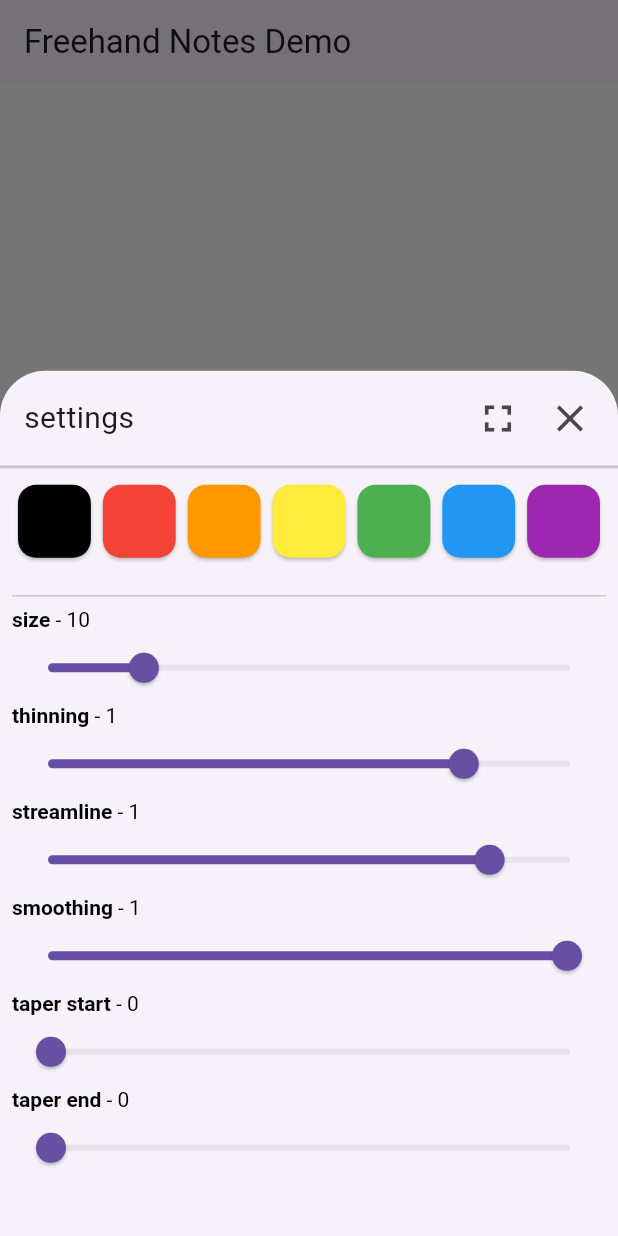
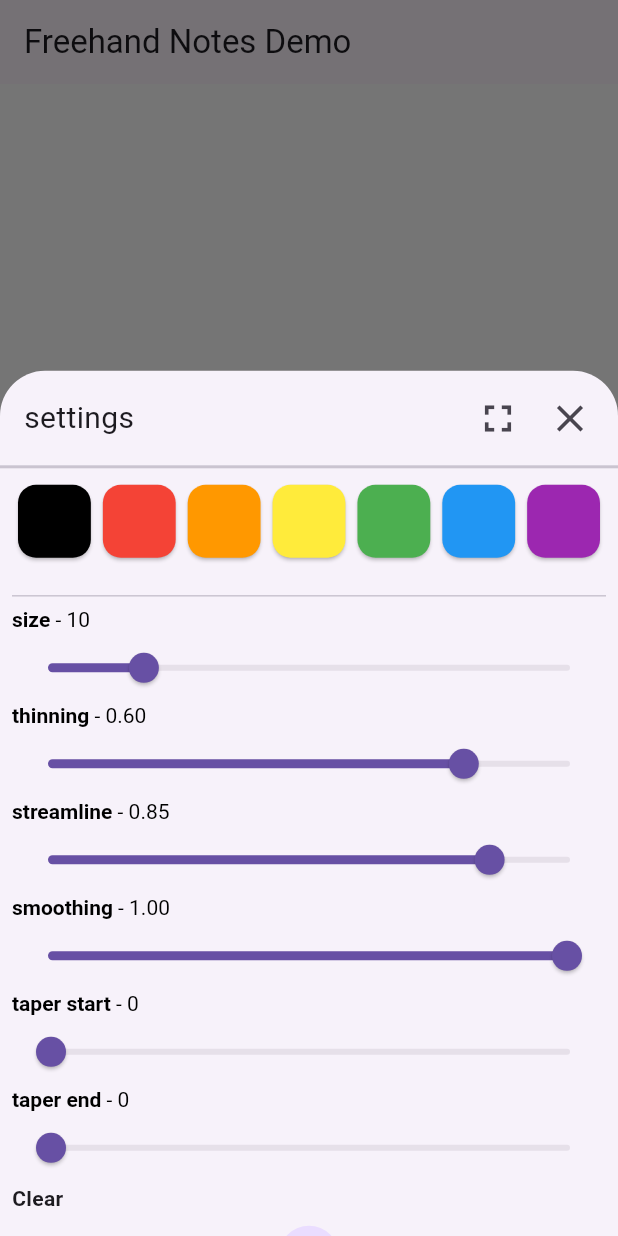
Before and after one commit to FurryProtogen/freehandnotes, a Flutter app: the screen it shows after launch, after a tap on the "edit" icon, on a phone screen of 412 x 824 dp. Run offline on Flutter 3.47's test engine with Material 2 defaults, Android fonts, the phone set to English and light mode, and no system bars; missing offline and left inert: perfect_freehand.

Commit message:
clear button
- Added a "clear" button to the settings menu.
- Added decimals to certain values in the settings menu.

```diff
--- a/lib/src/drawing_page.dart
+++ b/lib/src/drawing_page.dart
@@ -16,57 +16,50 @@ class DrawingPage extends StatefulWidget {
 }
 
 class _DrawingPageState extends State<DrawingPage> {
-  List<Stroke> lines = <Stroke>[];
-  Stroke? line;
   StreamController<Stroke> currentLineStreamController = StreamController<Stroke>.broadcast();
   StreamController<List<Stroke>> linesStreamController = StreamController<List<Stroke>>.broadcast();
 
-
-  /*Future<void> updateSizeOption(double size) async {
-    setState(() {
-      widget.options.value.size = size;
-    });
-  }*/
-
   void onScaleStart(ScaleStartDetails details) {
+    final StrokeOptions provider = Provider.of<StrokeOptions>(context, listen: false);
     final box = context.findRenderObject() as RenderBox;
     final offset = box.globalToLocal(details.focalPoint);
     final point = Point(offset.dx, offset.dy);
     final points = [point];
-    line = Stroke(points);
-    currentLineStreamController.add(line!);
+    provider.line = Stroke(points);
+    currentLineStreamController.add(provider.line!);
   }
 
   void onScaleUpdate(ScaleUpdateDetails details) {
+    final StrokeOptions provider = Provider.of<StrokeOptions>(context, listen: false);
     final box = context.findRenderObject() as RenderBox;
     final offset = box.globalToLocal(details.focalPoint);
     final point = Point(offset.dx, offset.dy);
-    final points = [...line!.points, point];
-    line = Stroke(points);
-    currentLineStreamController.add(line!);
+    final points = [...provider.line!.points, point];
+    provider.line = Stroke(points);
+    currentLineStreamController.add(provider.line!);
   }
 
   void onScaleEnd(ScaleEndDetails details) {
-    lines = List.from(lines)..add(line!);
-    linesStreamController.add(lines);
+    final StrokeOptions provider = Provider.of<StrokeOptions>(context, listen: false);
+    provider.lines = List.from(provider.lines)..add(provider.line!);
+    linesStreamController.add(provider.lines);
   }
 
   Widget buildCurrentPath(BuildContext context) {
+    final StrokeOptions provider = Provider.of<StrokeOptions>(context);
     return GestureDetector(
       onScaleStart: onScaleStart,
       onScaleUpdate: onScaleUpdate,
       onScaleEnd: onScaleEnd,
       child: RepaintBoundary(
-        child: SizedBox(
-            width: MediaQuery.of(context).size.width,
-            height: MediaQuery.of(context).size.height,
+        child: SizedBox.expand(
             child: StreamBuilder<Stroke>(
                 stream: currentLineStreamController.stream,
                 builder: (context, snapshot) {
                   return CustomPaint(
                     painter: Sketcher(
-                      lines: line == null ? [] : [line!],
-                      options: Provider.of<StrokeOptions>(context),
+                      lines: provider.line == null ? [] : [provider.line!],
+                      options: provider,
                     ),
                   );
                 })),
@@ -76,15 +69,12 @@ class _DrawingPageState extends State<DrawingPage> {
 
   Widget buildAllPaths(BuildContext context) {
     return RepaintBoundary(
-      child: SizedBox(
-        width: MediaQuery.of(context).size.width,
-        height: MediaQuery.of(context).size.height,
+      child: SizedBox.expand(
         child: StreamBuilder<List<Stroke>>(
           stream: linesStreamController.stream,
           builder: (context, snapshot) {
             return CustomPaint(
               painter: Sketcher(
-                lines: lines,
                 options: Provider.of<StrokeOptions>(context),
               ),
             );
@@ -96,7 +86,6 @@ class _DrawingPageState extends State<DrawingPage> {
 
   @override
   Widget build(BuildContext context) {
-
     return Scaffold(
       backgroundColor: Colors.white,
       body: Stack(
--- a/lib/src/freehandnoteswidgets.dart
+++ b/lib/src/freehandnoteswidgets.dart
@@ -23,8 +23,9 @@ class FreehandNotesOptionsFAB extends StatefulWidget {
   final String? stringSmoothing;
   final String? stringTaperStart;
   final String? stringTaperEnd;
+  final String? stringClear;
 
-  const FreehandNotesOptionsFAB({Key? key, this.buttonColor, this.iconColor, this.stringSettings, this.stringSize, this.stringThinning, this.stringStreamline, this.stringSmoothing, this.stringTaperStart, this.stringTaperEnd}) : super(key: key);
+  const FreehandNotesOptionsFAB({Key? key, this.buttonColor, this.iconColor, this.stringSettings, this.stringSize, this.stringThinning, this.stringStreamline, this.stringSmoothing, this.stringTaperStart, this.stringTaperEnd, this.stringClear}) : super(key: key);
 
   @override
   State<FreehandNotesOptionsFAB> createState() => _FreehandNotesOptionsFABState();
@@ -55,6 +56,7 @@ class _FreehandNotesOptionsFABState extends State<FreehandNotesOptionsFAB> {
                 stringSmoothing: widget.stringSmoothing,
                 stringTaperStart: widget.stringTaperStart,
                 stringTaperEnd: widget.stringTaperEnd,
+                stringClear: widget.stringClear,
               ),
               stringSettings: widget.stringSettings,
             );
--- a/lib/src/sketcher.dart
+++ b/lib/src/sketcher.dart
@@ -4,18 +4,17 @@ import 'stroke.dart';
 import 'stroke_options.dart';
 
 class Sketcher extends CustomPainter {
-  final List<Stroke> lines;
+  final List<Stroke>? lines;
   final StrokeOptions options;
-
-  Sketcher({required this.lines, required this.options});
+  Sketcher({this.lines, required this.options});
 
   @override
   void paint(Canvas canvas, Size size) {
     Paint paint = Paint()..color = options.color;
 
-    for (int i = 0; i < lines.length; ++i) {
+    for (int i = 0; i < (lines?.length ?? options.lines.length); ++i) {
       final outlinePoints = getStroke(
-        lines[i].points,
+        (lines ?? options.lines)[i].points,
         size: options.size,
         thinning: options.thinning,
         smoothing: options.smoothing,
@@ -47,10 +46,8 @@ class Sketcher extends CustomPainter {
               p0.x, p0.y, (p0.x + p1.x) / 2, (p0.y + p1.y) / 2);
         }
       }
-
       canvas.drawPath(path, paint);
     }
-
   }
 
   @override
--- a/lib/src/stroke_options.dart
+++ b/lib/src/stroke_options.dart
@@ -1,4 +1,5 @@
 import 'package:flutter/material.dart';
+import 'package:freehandnotes/src/stroke.dart';
 import 'package:provider/provider.dart';
 
 class StrokeOptionsSliders extends StatefulWidget {
@@ -8,8 +9,9 @@ class StrokeOptionsSliders extends StatefulWidget {
   final String? stringSmoothing;
   final String? stringTaperStart;
   final String? stringTaperEnd;
+  final String? stringClear;
 
-  const StrokeOptionsSliders({Key? key, this.stringSize, this.stringThinning, this.stringStreamline, this.stringSmoothing, this.stringTaperStart, this.stringTaperEnd}) : super(key: key);
+  const StrokeOptionsSliders({Key? key, this.stringSize, this.stringThinning, this.stringStreamline, this.stringSmoothing, this.stringTaperStart, this.stringTaperEnd, this.stringClear}) : super(key: key);
 
   @override
   State<StrokeOptionsSliders> createState() => _StrokeOptionsSlidersState();
@@ -51,7 +53,7 @@ class _StrokeOptionsSlidersState extends State<StrokeOptionsSliders> {
               }),
           _MenuSettingText(
             title: widget.stringThinning ?? 'thinning',
-            value: settingsProvider.thinning.round().toString(),
+            value: settingsProvider.thinning.toStringAsFixed(2).toString(),
           ),
           Slider(
               value: settingsProvider.thinning,
@@ -66,7 +68,7 @@ class _StrokeOptionsSlidersState extends State<StrokeOptionsSliders> {
               }),
           _MenuSettingText(
             title: widget.stringStreamline ?? 'streamline',
-            value: settingsProvider.streamline.round().toString(),
+            value: settingsProvider.streamline.toStringAsFixed(2).toString(),
           ),
           Slider(
               value: settingsProvider.streamline,
@@ -81,7 +83,7 @@ class _StrokeOptionsSlidersState extends State<StrokeOptionsSliders> {
               }),
           _MenuSettingText(
             title: widget.stringSmoothing ?? 'smoothing',
-            value: settingsProvider.smoothing.round().toString(),
+            value: settingsProvider.smoothing.toStringAsFixed(2),
           ),
           Slider(
               value: settingsProvider.smoothing,
@@ -103,7 +105,7 @@ class _StrokeOptionsSlidersState extends State<StrokeOptionsSliders> {
               min: 0,
               max: 100,
               divisions: 100,
-              label: settingsProvider.taperStart.toStringAsFixed(2),
+              label: settingsProvider.taperStart.round().toString(),
               onChanged: (double value) => {
                 setState(() {
                   settingsProvider.taperStart = value;
@@ -118,20 +120,20 @@ class _StrokeOptionsSlidersState extends State<StrokeOptionsSliders> {
               min: 0,
               max: 100,
               divisions: 100,
-              label: settingsProvider.taperEnd.toStringAsFixed(2),
+              label: settingsProvider.taperEnd.round().toString(),
               onChanged: (double value) => {
                 setState(() {
                   settingsProvider.taperEnd = value;
                 })
               }),
-         /* const Text(
-            'Clear',
+          Text(
+            widget.stringClear ?? 'Clear',
             textAlign: TextAlign.start,
             overflow: TextOverflow.ellipsis,
-            style: TextStyle(fontWeight: FontWeight.bold, fontSize: 14),
+            style: const TextStyle(fontWeight: FontWeight.bold, fontSize: 14),
           ),
           GestureDetector(
-            // onTap: clear,
+            onTap: settingsProvider.clearAll,
             child: const Padding(
               padding: EdgeInsets.symmetric(vertical: 8.0),
               child: CircleAvatar(
@@ -141,7 +143,7 @@ class _StrokeOptionsSlidersState extends State<StrokeOptionsSliders> {
                     color: Colors.white,
                   )),
             ),
-          ),*/
+          ),
         ],
       ),
     );
@@ -215,6 +217,23 @@ class _CardColorPicker extends StatelessWidget {
 }
 
 class StrokeOptions extends ChangeNotifier {
+  ///The list containting all lines.
+  List<Stroke> get lines => _lines;
+  List<Stroke> _lines = <Stroke>[];
+  set lines(List<Stroke> value) {_lines = value; notifyListeners();}
+
+  ///Line variable
+  Stroke? get line => _line;
+  Stroke? _line;
+  set line(Stroke? value) {_line = value; notifyListeners();}
+
+  ///Remove all lines.
+  void clearAll() {
+    lines = [];
+    line = null;
+    notifyListeners();
+  }
+
   /// The color of the stroke.
   Color get color => _color;
   Color _color = Colors.black;
```
